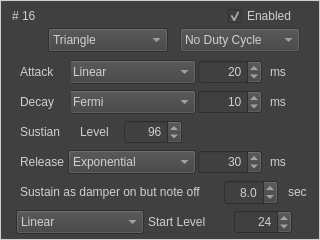
Old version of the form qt/PitchTimbreFrameForm.ui in the repository Gaiger/ChiptuneMIDI.
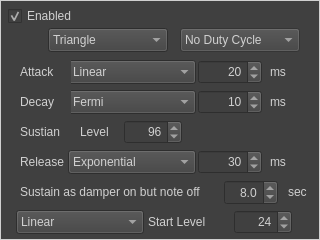
New version of the form.

Commit message: - Use QToolbox, instead of TableWidget, for the timbreList. - Make the main widget larger.

Diff of the .ui file:
```diff
--- a/qt/PitchTimbreFrameForm.ui
+++ b/qt/PitchTimbreFrameForm.ui
@@ -507,23 +507,10 @@
     <double>8.000000000000000</double>
    </property>
   </widget>
-  <widget class="QLabel" name="IndexLabel">
-   <property name="geometry">
-    <rect>
-     <x>12</x>
-     <y>8</y>
-     <width>196</width>
-     <height>16</height>
-    </rect>
-   </property>
-   <property name="text">
-    <string># 16</string>
-   </property>
-  </widget>
   <widget class="QCheckBox" name="OutputEnabledCheckBox">
    <property name="geometry">
     <rect>
-     <x>228</x>
+     <x>8</x>
      <y>8</y>
      <width>84</width>
      <height>16</height>
```
The commit also changes 5 other files.
